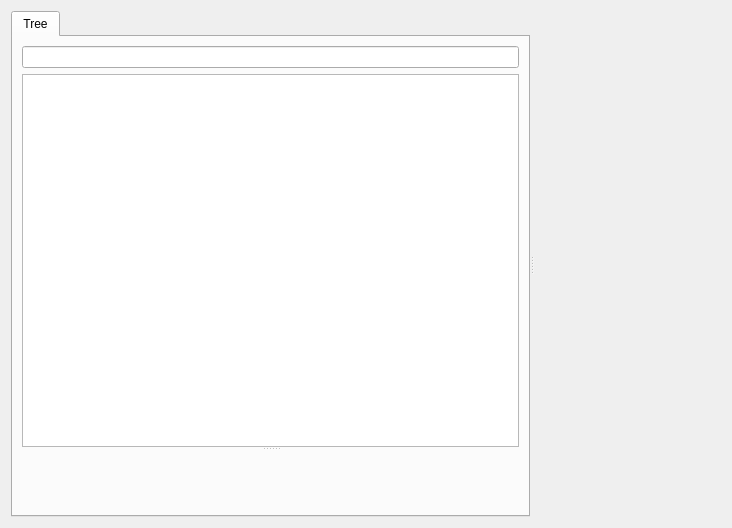
KDAB/GammaRay, file plugins/widgetinspector/widgetinspectorwidget.ui: the form before one commit.
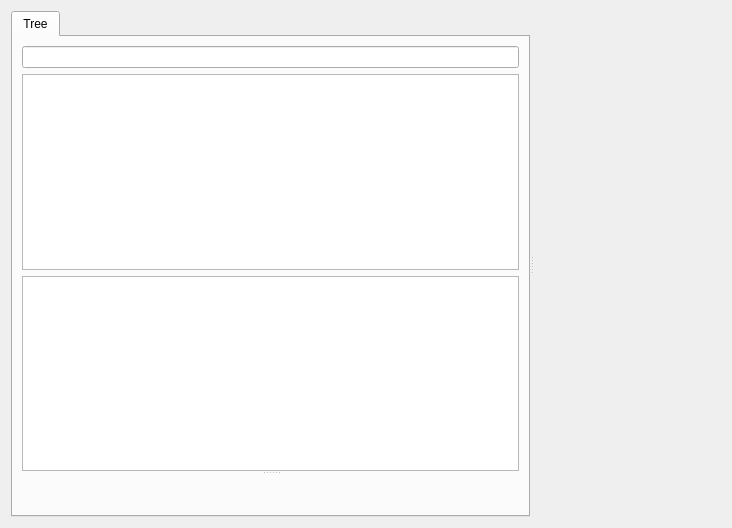
The form after the commit. Custom widgets are drawn as their Qt base class.

Commit message: Favoriting for widgets

The edit to the form file:
```diff
--- a/plugins/widgetinspector/widgetinspectorwidget.ui
+++ b/plugins/widgetinspector/widgetinspectorwidget.ui
@@ -38,6 +38,9 @@
                <item>
                 <widget class="QLineEdit" name="widgetSearchLine"/>
                </item>
+               <item>
+                <widget class="GammaRay::ObjectsFavoriteView" name="favoritesTreeView"/>
+               </item>
                <item>
                 <widget class="GammaRay::DeferredTreeView" name="widgetTreeView">
                  <property name="contextMenuPolicy">
@@ -108,6 +111,11 @@
    <header location="global">ui/propertywidget.h</header>
    <container>1</container>
   </customwidget>
+  <customwidget>
+   <class>GammaRay::ObjectsFavoriteView</class>
+   <extends>QTreeView</extends>
+   <header location="global">ui/objectsfavoriteview.h</header>
+  </customwidget>
  </customwidgets>
  <resources/>
  <connections/>
```
The commit also changes 7 other files.
